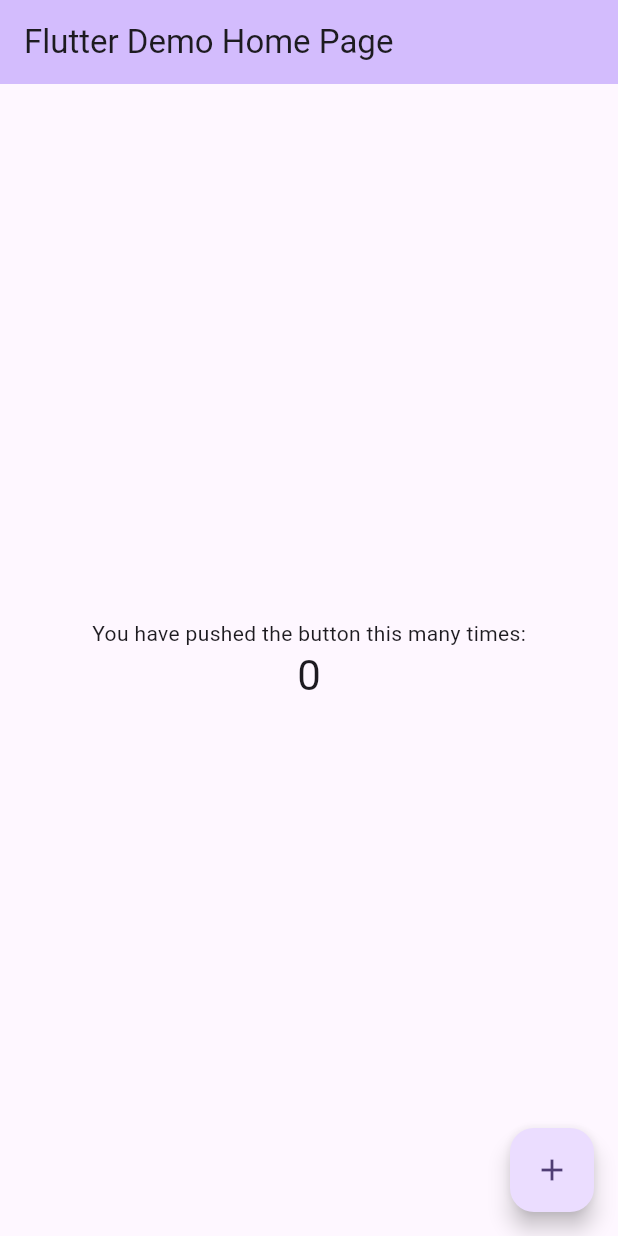
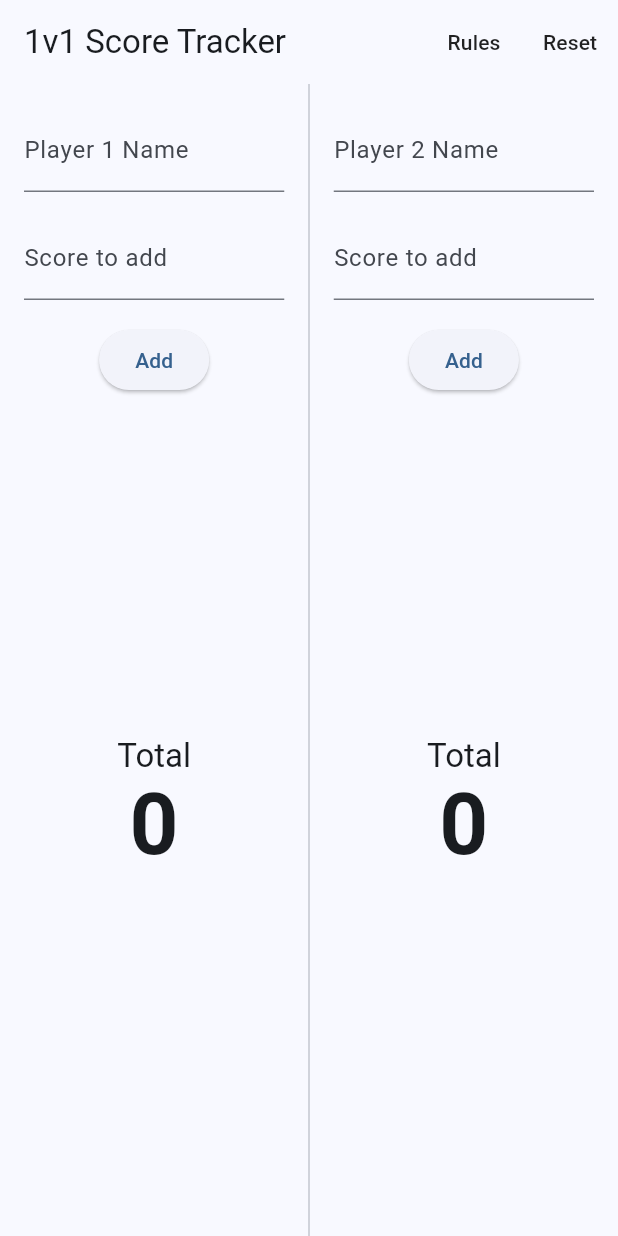
Before and after one commit to daeknessa/domino, a Flutter app: the screen it shows after launch, on a phone screen of 412 x 824 dp. Run offline on Flutter 3.47's test engine with Material 3 defaults, Android fonts, the phone set to English and light mode, and no system bars.

Commit message:
feat: Implement 1v1 score-tracking app
Replaces the default counter app with a complete, single-screen
1v1 score-tracking app built entirely with standard Flutter
widgets and `setState` state management. Includes global state
for names, scores, and winning condition, an App Bar with "Rules"
and "Reset" features, and robust win/loss display handling.

Co-authored-by: daeknessa <53802055+daeknessa@users.noreply.github.com>

```diff
--- a/lib/main.dart
+++ b/lib/main.dart
@@ -7,115 +7,253 @@ void main() {
 class MyApp extends StatelessWidget {
   const MyApp({super.key});
 
-  // This widget is the root of your application.
   @override
   Widget build(BuildContext context) {
     return MaterialApp(
-      title: 'Flutter Demo',
+      title: '1v1 Score Tracker',
       theme: ThemeData(
-        // This is the theme of your application.
-        //
-        // TRY THIS: Try running your application with "flutter run". You'll see
-        // the application has a purple toolbar. Then, without quitting the app,
-        // try changing the seedColor in the colorScheme below to Colors.green
-        // and then invoke "hot reload" (save your changes or press the "hot
-        // reload" button in a Flutter-supported IDE, or press "r" if you used
-        // the command line to start the app).
-        //
-        // Notice that the counter didn't reset back to zero; the application
-        // state is not lost during the reload. To reset the state, use hot
-        // restart instead.
-        //
-        // This works for code too, not just values: Most code changes can be
-        // tested with just a hot reload.
-        colorScheme: .fromSeed(seedColor: Colors.deepPurple),
+        colorScheme: ColorScheme.fromSeed(seedColor: Colors.blue),
+        useMaterial3: true,
       ),
-      home: const MyHomePage(title: 'Flutter Demo Home Page'),
+      home: const ScoreTrackerPage(),
     );
   }
 }
 
-class MyHomePage extends StatefulWidget {
-  const MyHomePage({super.key, required this.title});
-
-  // This widget is the home page of your application. It is stateful, meaning
-  // that it has a State object (defined below) that contains fields that affect
-  // how it looks.
-
-  // This class is the configuration for the state. It holds the values (in this
-  // case the title) provided by the parent (in this case the App widget) and
-  // used by the build method of the State. Fields in a Widget subclass are
-  // always marked "final".
-
-  final String title;
+class ScoreTrackerPage extends StatefulWidget {
+  const ScoreTrackerPage({super.key});
 
   @override
-  State<MyHomePage> createState() => _MyHomePageState();
+  State<ScoreTrackerPage> createState() => _ScoreTrackerPageState();
 }
 
-class _MyHomePageState extends State<MyHomePage> {
-  int _counter = 0;
+class _ScoreTrackerPageState extends State<ScoreTrackerPage> {
+  String player1Name = '';
+  String player2Name = '';
+  int player1Total = 0;
+  int player2Total = 0;
+  int? winningGoal;
+  String? winnerName;
 
-  void _incrementCounter() {
+  final TextEditingController _player1NameController = TextEditingController();
+  final TextEditingController _player2NameController = TextEditingController();
+  final TextEditingController _player1ScoreController = TextEditingController();
+  final TextEditingController _player2ScoreController = TextEditingController();
+
+  @override
+  void dispose() {
+    _player1NameController.dispose();
+    _player2NameController.dispose();
+    _player1ScoreController.dispose();
+    _player2ScoreController.dispose();
+    super.dispose();
+  }
+
+  void _showRulesDialog() {
+    final TextEditingController goalController = TextEditingController(
+      text: winningGoal?.toString() ?? '',
+    );
+    showDialog(
+      context: context,
+      builder: (context) {
+        return AlertDialog(
+          title: const Text('Set Winning Goal'),
+          content: TextField(
+            controller: goalController,
+            keyboardType: TextInputType.number,
+            decoration: const InputDecoration(
+              labelText: 'Winning Goal',
+              hintText: 'Enter a number',
+            ),
+          ),
+          actions: [
+            TextButton(
+              onPressed: () => Navigator.pop(context),
+              child: const Text('Cancel'),
+            ),
+            TextButton(
+              onPressed: () {
+                setState(() {
+                  if (goalController.text.isNotEmpty) {
+                    winningGoal = int.tryParse(goalController.text);
+                  } else {
+                    winningGoal = null;
+                  }
+                  _checkWinCondition();
+                });
+                Navigator.pop(context);
+              },
+              child: const Text('Save'),
+            ),
+          ],
+        );
+      },
+    );
+  }
+
+  void _checkWinCondition() {
+    if (winningGoal == null) {
+      winnerName = null;
+      return;
+    }
+
+    if (player1Total >= winningGoal!) {
+      winnerName = player1Name.trim().isNotEmpty ? player1Name : 'Player 1';
+    } else if (player2Total >= winningGoal!) {
+      winnerName = player2Name.trim().isNotEmpty ? player2Name : 'Player 2';
+    } else {
+      winnerName = null;
+    }
+  }
+
+  void _resetGame() {
     setState(() {
-      // This call to setState tells the Flutter framework that something has
-      // changed in this State, which causes it to rerun the build method below
-      // so that the display can reflect the updated values. If we changed
-      // _counter without calling setState(), then the build method would not be
-      // called again, and so nothing would appear to happen.
-      _counter++;
+      player1Name = '';
+      player2Name = '';
+      player1Total = 0;
+      player2Total = 0;
+      winningGoal = null;
+      winnerName = null;
+
+      _player1NameController.clear();
+      _player2NameController.clear();
+      _player1ScoreController.clear();
+      _player2ScoreController.clear();
     });
+  }
+
+  void _addScore(int playerIndex) {
+    if (winnerName != null) return;
+
+    setState(() {
+      if (playerIndex == 1) {
+        int scoreToAdd = int.tryParse(_player1ScoreController.text) ?? 0;
+        player1Total += scoreToAdd;
+        _player1ScoreController.clear();
+      } else {
+        int scoreToAdd = int.tryParse(_player2ScoreController.text) ?? 0;
+        player2Total += scoreToAdd;
+        _player2ScoreController.clear();
+      }
+      _checkWinCondition();
+    });
+  }
+
+  Widget _buildPlayerColumn(int playerIndex) {
+    final isPlayer1 = playerIndex == 1;
+    final nameController = isPlayer1
+        ? _player1NameController
+        : _player2NameController;
+    final scoreController = isPlayer1
+        ? _player1ScoreController
+        : _player2ScoreController;
+    final totalScore = isPlayer1 ? player1Total : player2Total;
+
+    return Column(
+      children: [
+        TextField(
+          controller: nameController,
+          decoration: InputDecoration(
+            labelText: isPlayer1 ? 'Player 1 Name' : 'Player 2 Name',
+          ),
+          onChanged: (val) {
+            setState(() {
+              if (isPlayer1) {
+                player1Name = val;
+              } else {
+                player2Name = val;
+              }
+              // If there's already a winner, update the winner's name dynamically if they change it
+              if (winnerName != null) {
+                _checkWinCondition();
+              }
+            });
+          },
+        ),
+        const SizedBox(height: 16),
+        TextField(
+          controller: scoreController,
+          keyboardType: TextInputType.number,
+          decoration: const InputDecoration(labelText: 'Score to add'),
+        ),
+        const SizedBox(height: 16),
+        ElevatedButton(
+          onPressed: winnerName == null ? () => _addScore(playerIndex) : null,
+          child: const Text('Add'),
+        ),
+        const Spacer(),
+        Text('Total', style: Theme.of(context).textTheme.titleLarge),
+        Text(
+          '$totalScore',
+          style: Theme.of(
+            context,
+          ).textTheme.displayLarge?.copyWith(fontWeight: FontWeight.bold),
+        ),
+        const Spacer(),
+      ],
+    );
   }
 
   @override
   Widget build(BuildContext context) {
-    // This method is rerun every time setState is called, for instance as done
-    // by the _incrementCounter method above.
-    //
-    // The Flutter framework has been optimized to make rerunning build methods
-    // fast, so that you can just rebuild anything that needs updating rather
-    // than having to individually change instances of widgets.
     return Scaffold(
       appBar: AppBar(
-        // TRY THIS: Try changing the color here to a specific color (to
-        // Colors.amber, perhaps?) and trigger a hot reload to see the AppBar
-        // change color while the other colors stay the same.
-        backgroundColor: Theme.of(context).colorScheme.inversePrimary,
-        // Here we take the value from the MyHomePage object that was created by
-        // the App.build method, and use it to set our appbar title.
-        title: Text(widget.title),
+        title: const Text('1v1 Score Tracker'),
+        actions: [
+          TextButton(
+            onPressed: _showRulesDialog,
+            child: const Text('Rules', style: TextStyle(color: Colors.black87)),
+          ),
+          TextButton(
+            onPressed: _resetGame,
+            child: const Text('Reset', style: TextStyle(color: Colors.black87)),
+          ),
+        ],
       ),
-      body: Center(
-        // Center is a layout widget. It takes a single child and positions it
-        // in the middle of the parent.
-        child: Column(
-          // Column is also a layout widget. It takes a list of children and
-          // arranges them vertically. By default, it sizes itself to fit its
-          // children horizontally, and tries to be as tall as its parent.
-          //
-          // Column has various properties to control how it sizes itself and
-          // how it positions its children. Here we use mainAxisAlignment to
-          // center the children vertically; the main axis here is the vertical
-          // axis because Columns are vertical (the cross axis would be
-          // horizontal).
-          //
-          // TRY THIS: Invoke "debug painting" (choose the "Toggle Debug Paint"
-          // action in the IDE, or press "p" in the console), to see the
-          // wireframe for each widget.
-          mainAxisAlignment: .center,
-          children: [
-            const Text('You have pushed the button this many times:'),
-            Text(
-              '$_counter',
-              style: Theme.of(context).textTheme.headlineMedium,
+      body: Stack(
+        children: [
+          Row(
+            children: [
+              Expanded(
+                child: Padding(
+                  padding: const EdgeInsets.all(16.0),
+                  child: _buildPlayerColumn(1),
+                ),
+              ),
+              const VerticalDivider(width: 1, thickness: 1),
+              Expanded(
+                child: Padding(
+                  padding: const EdgeInsets.all(16.0),
+                  child: _buildPlayerColumn(2),
+                ),
+              ),
+            ],
+          ),
+          if (winnerName != null)
+            Center(
+              child: Card(
+                elevation: 12,
+                color: Theme.of(context).colorScheme.primaryContainer,
+                shape: RoundedRectangleBorder(
+                  borderRadius: BorderRadius.circular(16),
+                ),
+                child: Padding(
+                  padding: const EdgeInsets.symmetric(
+                    horizontal: 48.0,
+                    vertical: 32.0,
+                  ),
+                  child: Text(
+                    '$winnerName Wins!',
+                    style: Theme.of(context).textTheme.headlineMedium?.copyWith(
+                      fontWeight: FontWeight.bold,
+                      color: Theme.of(context).colorScheme.onPrimaryContainer,
+                    ),
+                    textAlign: TextAlign.center,
+                  ),
+                ),
+              ),
             ),
-          ],
-        ),
-      ),
-      floatingActionButton: FloatingActionButton(
-        onPressed: _incrementCounter,
-        tooltip: 'Increment',
-        child: const Icon(Icons.add),
+        ],
       ),
     );
   }
```
Also changed, not shown: 1 other file.
